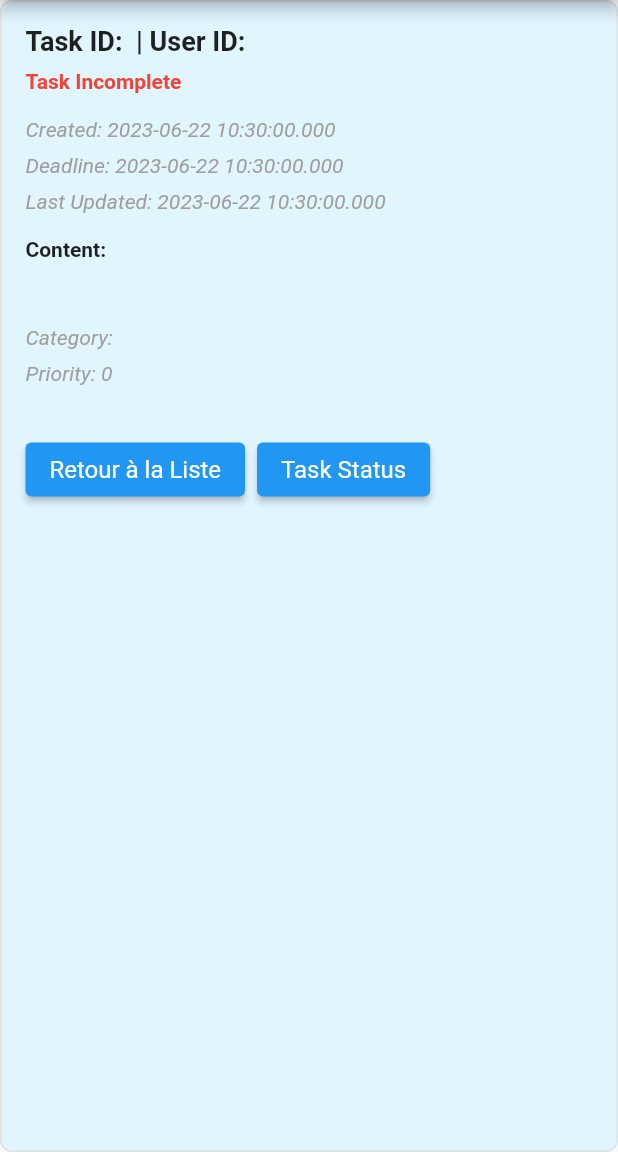
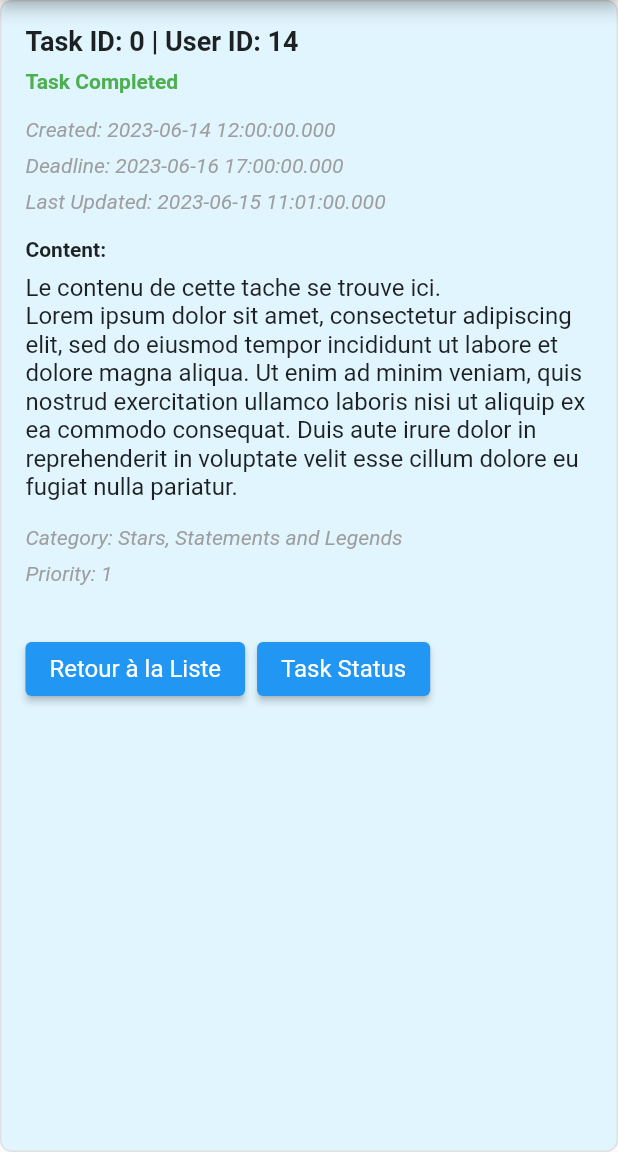
Before and after one commit to Sharp888/FlutterTPs, a Flutter app: the TaskDetailsCard screen opened directly with empty values, after a tap on "Task Status", on a phone screen of 412 x 824 dp, the part 84-1236 px from its top. Run offline on Flutter 3.47's test engine with Material 2 defaults, Android fonts, the phone set to English and light mode, and no system bars; our stand-ins replace dio, faker, go_router.

Commit message:
updateV3 22/06

```diff
--- a/tp_todolist/lib/main.dart
+++ b/tp_todolist/lib/main.dart
@@ -12,11 +12,12 @@ final _router = GoRouter(
       builder: (context, state) => const MyHomePage(),
     ),
     GoRoute(
-        path: '/taskdetails/:taskID',
+        path: '/taskdetails/:taskProviderindex',
         builder: (context, state) {
-          final taskID = state.pathParameters['taskID'];
-          final task = (context.read<TaskProvider>()).getTaskByID(taskID);
-          return TaskDetailsCard(task: task);
+          final routeTaskProviderindex =
+              (state.pathParameters['taskProviderindex']).toString();
+          return TaskDetailsCard(
+              taskProviderindex: int.parse(routeTaskProviderindex));
         })
   ],
 );
@@ -55,7 +56,7 @@ class MyHomePage extends StatelessWidget {
               ListView.builder(
                 itemCount: taskProvider.tasks.length,
                 itemBuilder: (BuildContext context, int index) {
-                  return TaskPreviewCard(task: taskProvider.tasks[index]);
+                  return TaskPreviewCard(taskProviderindex: index);
                 },
               )),
       // floatingActionButton: FloatingActionButton(
--- a/tp_todolist/lib/providers/task_provider.dart
+++ b/tp_todolist/lib/providers/task_provider.dart
@@ -101,4 +101,14 @@ class TaskProvider extends ChangeNotifier {
 
     return tasks;
   }
+
+  void changeStatusOfTaskByIndex(int index) {
+    tasks[index].done = !tasks[index].done;
+    notifyListeners();
+  }
+
+  void deleteTaskByIndex(int index) {
+    tasks.removeAt(index);
+    notifyListeners();
+  }
 }
--- a/tp_todolist/lib/widgets/task_details.dart
+++ b/tp_todolist/lib/widgets/task_details.dart
@@ -1,14 +1,15 @@
 import 'package:flutter/material.dart';
 import 'package:go_router/go_router.dart';
 import 'package:provider/provider.dart';
-import '../models/task.dart';
+// import '../models/task.dart';
+import '../providers/task_provider.dart';
 
 class TaskDetailsCard extends StatelessWidget {
-  final Task task;
+  final int taskProviderindex;
 
   const TaskDetailsCard({
     super.key,
-    required this.task,
+    required this.taskProviderindex,
   });
 
   @override
@@ -18,7 +19,8 @@ class TaskDetailsCard extends StatelessWidget {
         backgroundColor: Colors.pink[300],
         title: const Text('TP To Do List'),
       ),
-      body: Container(
+      body: Consumer<TaskProvider>(
+        builder: (context, TaskProvider taskProvider, child) => Container(
           decoration: BoxDecoration(
             borderRadius: BorderRadius.circular(8),
             border: Border.all(
@@ -37,35 +39,27 @@ class TaskDetailsCard extends StatelessWidget {
                 crossAxisAlignment: CrossAxisAlignment.start,
                 children: [
                   Text(
-                  'Task ID: ${task.id} | User ID: ${task.userId}',
+                    'Task ID: ${taskProvider.tasks[taskProviderindex].id} | User ID: ${taskProvider.tasks[taskProviderindex].userId}',
                     style: const TextStyle(
                       fontSize: 18,
                       fontWeight: FontWeight.bold,
                     ),
                   ),
                   const SizedBox(height: 8),
-                Consumer<Task>(
-                  builder: (context, task, _) {
-                    return Text(
-                      task.done == true ? 'Task Completed' : 'Task Incomplete',
+                  Text(
+                    taskProvider.tasks[taskProviderindex].done == true
+                        ? 'Task Completed'
+                        : 'Task Incomplete',
                     style: TextStyle(
                       fontWeight: FontWeight.bold,
-                        color: task.done == true ? Colors.green : Colors.red,
+                      color: taskProvider.tasks[taskProviderindex].done == true
+                          ? Colors.green
+                          : Colors.red,
                     ),
-                    );
-                  },
                   ),
                   const SizedBox(height: 16),
                   Text(
-                  'Created: ${task.createdAt?.toString() ?? ''}',
-                  style: const TextStyle(
-                    fontStyle: FontStyle.italic,
-                    color: Colors.grey,
-                  ),
-                ),
-                SizedBox(height: 8),
-                Text(
-                  'Deadline: ${task.deadline?.toString() ?? ''}',
+                    'Created: ${taskProvider.tasks[taskProviderindex].createdAt?.toString() ?? ''}',
                     style: const TextStyle(
                       fontStyle: FontStyle.italic,
                       color: Colors.grey,
@@ -73,7 +67,15 @@ class TaskDetailsCard extends StatelessWidget {
                   ),
                   const SizedBox(height: 8),
                   Text(
-                  'Last Updated: ${task.updatedAt?.toString() ?? ''}',
+                    'Deadline: ${taskProvider.tasks[taskProviderindex].deadline?.toString() ?? ''}',
+                    style: const TextStyle(
+                      fontStyle: FontStyle.italic,
+                      color: Colors.grey,
+                    ),
+                  ),
+                  const SizedBox(height: 8),
+                  Text(
+                    'Last Updated: ${taskProvider.tasks[taskProviderindex].updatedAt?.toString() ?? ''}',
                     style: const TextStyle(
                       fontStyle: FontStyle.italic,
                       color: Colors.grey,
@@ -88,14 +90,14 @@ class TaskDetailsCard extends StatelessWidget {
                   ),
                   const SizedBox(height: 8),
                   Text(
-                  task.content ?? '',
+                    taskProvider.tasks[taskProviderindex].content ?? '',
                     style: const TextStyle(
                       fontSize: 16,
                     ),
                   ),
                   const SizedBox(height: 16),
                   Text(
-                  'Category: ${task.category ?? ''}',
+                    'Category: ${taskProvider.tasks[taskProviderindex].category ?? ''}',
                     style: const TextStyle(
                       fontStyle: FontStyle.italic,
                       color: Colors.grey,
@@ -103,7 +105,7 @@ class TaskDetailsCard extends StatelessWidget {
                   ),
                   const SizedBox(height: 8),
                   Text(
-                  'Priority: ${task.priority ?? ''}',
+                    'Priority: ${taskProvider.tasks[taskProviderindex].priority ?? ''}',
                     style: const TextStyle(
                       fontStyle: FontStyle.italic,
                       color: Colors.grey,
@@ -129,7 +131,8 @@ class TaskDetailsCard extends StatelessWidget {
                       const SizedBox(width: 8),
                       ElevatedButton(
                         onPressed: () {
-                        //todo
+                          taskProvider
+                              .changeStatusOfTaskByIndex(taskProviderindex);
                         },
                         style: ElevatedButton.styleFrom(
                           backgroundColor: Colors.blue,
@@ -148,6 +151,7 @@ class TaskDetailsCard extends StatelessWidget {
             ),
           ),
         ),
+      ),
     );
   }
 }
--- a/tp_todolist/lib/widgets/task_preview.dart
+++ b/tp_todolist/lib/widgets/task_preview.dart
@@ -1,19 +1,17 @@
 import 'package:flutter/material.dart';
 import 'package:go_router/go_router.dart';
-
-import '../models/task.dart';
+import 'package:provider/provider.dart';
+import '../providers/task_provider.dart';
 
 class TaskPreviewCard extends StatelessWidget {
-  final Task task;
+  final int taskProviderindex;
 
-  const TaskPreviewCard({
-    super.key,
-    required this.task,
-  });
+  const TaskPreviewCard({super.key, required this.taskProviderindex});
 
   @override
   Widget build(BuildContext context) {
-    return Container(
+    return Consumer<TaskProvider>(
+      builder: (context, TaskProvider taskProvider, child) => Container(
         decoration: BoxDecoration(
           borderRadius: BorderRadius.circular(8),
           border: Border.all(
@@ -35,14 +33,22 @@ class TaskPreviewCard extends StatelessWidget {
                   mainAxisAlignment: MainAxisAlignment.spaceBetween,
                   children: [
                     Text(
-                    task.done == true ? 'Done' : 'Not Done',
+                      taskProvider.tasks[taskProviderindex].done == true
+                          ? 'Done'
+                          : 'Not Done',
                       style: TextStyle(
                         fontWeight: FontWeight.bold,
-                      color: task.done == true ? Colors.green : Colors.red,
+                        color:
+                            taskProvider.tasks[taskProviderindex].done == true
+                                ? Colors.green
+                                : Colors.red,
                       ),
                     ),
                     Text(
-                    task.deadline != null ? task.deadline.toString() : '',
+                      taskProvider.tasks[taskProviderindex].deadline != null
+                          ? taskProvider.tasks[taskProviderindex].deadline
+                              .toString()
+                          : '',
                       style: const TextStyle(
                         fontStyle: FontStyle.italic,
                         color: Colors.grey,
@@ -52,30 +58,53 @@ class TaskPreviewCard extends StatelessWidget {
                 ),
                 const SizedBox(height: 8),
                 Text(
-                task.content != null && task.content!.length > 100
-                    ? '${task.content!.substring(0, 100)}...'
+                  taskProvider.tasks[taskProviderindex].content != null &&
+                          taskProvider
+                                  .tasks[taskProviderindex].content!.length >
+                              100
+                      ? '${taskProvider.tasks[taskProviderindex].content!.substring(0, 100)}...'
                       : '',
                   style: const TextStyle(
                     fontSize: 16,
                   ),
                 ),
                 const SizedBox(height: 16),
+                Row(
+                  children: [
                     ElevatedButton(
                       onPressed: () {
-                  String? taskId = task.id;
-                  GoRouter.of(context).go('/taskdetails/$taskId');
+                        GoRouter.of(context)
+                            .go('/taskdetails/$taskProviderindex');
                       },
                       style: ElevatedButton.styleFrom(
                         backgroundColor: Colors.blue,
                         textStyle: const TextStyle(
                           fontSize: 16,
                         ),
-                  padding:
-                      const EdgeInsets.symmetric(horizontal: 16, vertical: 8),
+                        padding: const EdgeInsets.symmetric(
+                            horizontal: 16, vertical: 8),
                       ),
                       child: const Text('Plus d\'infos...'),
                     ),
+                    const SizedBox(width: 8),
+                    ElevatedButton(
+                      onPressed: () {
+                        taskProvider.deleteTaskByIndex(taskProviderindex);
+                      },
+                      style: ElevatedButton.styleFrom(
+                        backgroundColor: Colors.blue,
+                        textStyle: const TextStyle(
+                          fontSize: 16,
+                        ),
+                        padding: const EdgeInsets.symmetric(
+                            horizontal: 16, vertical: 8),
+                      ),
+                      child: const Text('Supprimer la tâche'),
+                    ),
                   ],
+                ),
+              ],
+            ),
           ),
         ),
       ),
```
Lines whose indentation alone changed are shown as unchanged.
